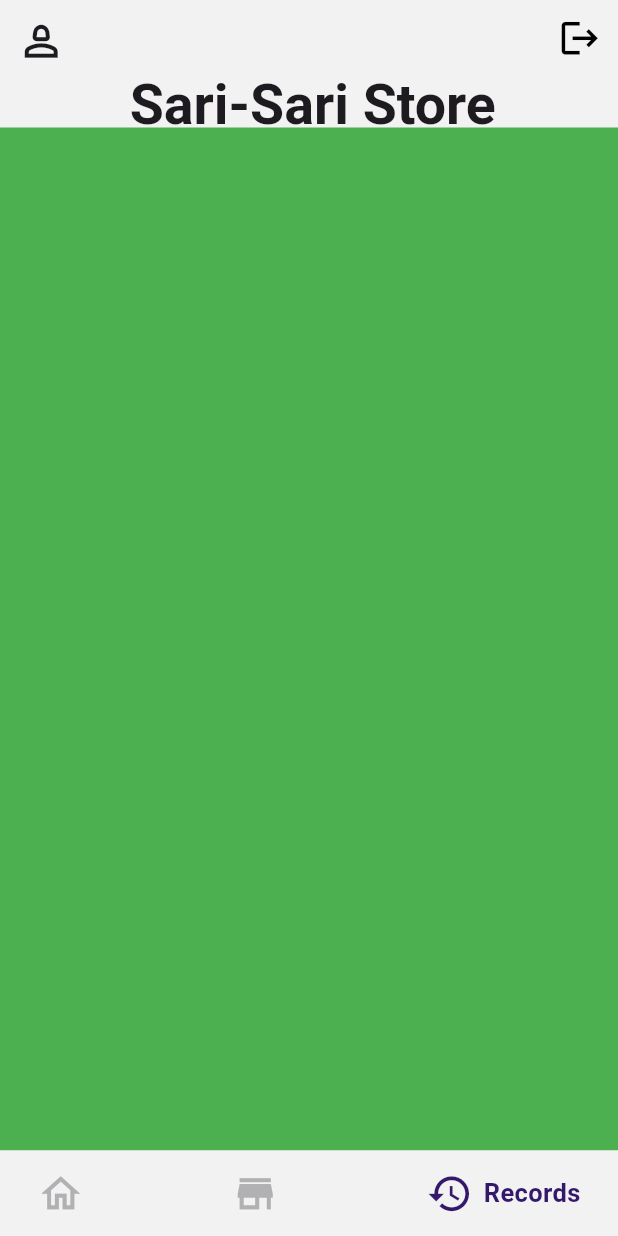
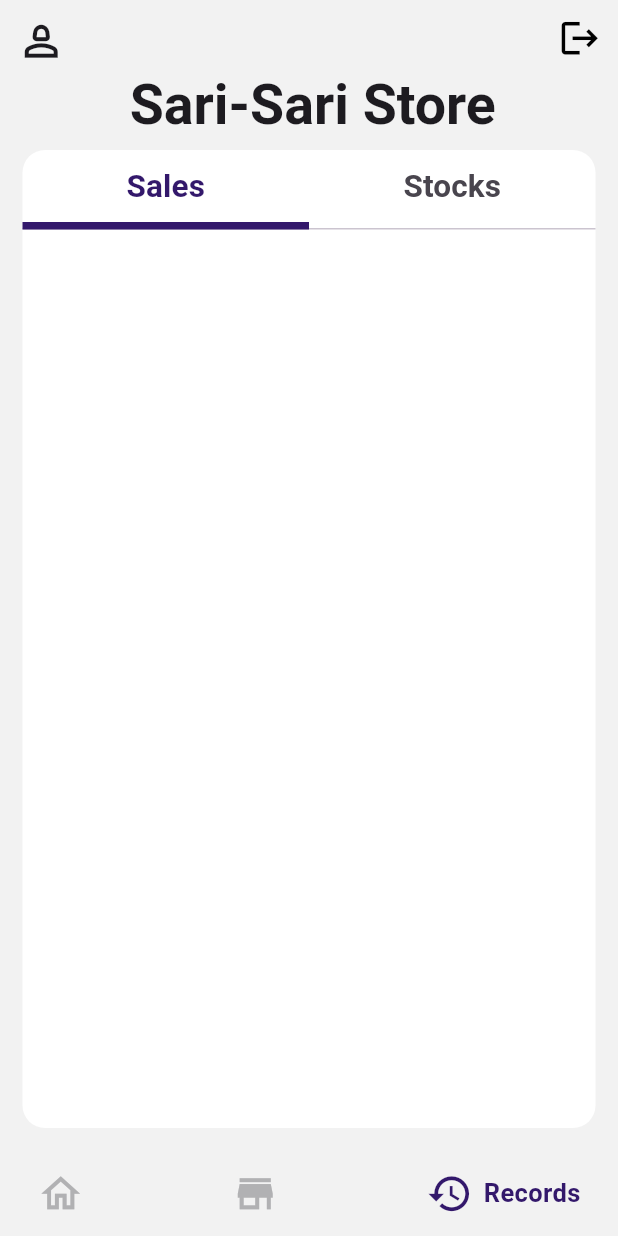
Before and after one commit to jsmrk/mini_store_inventory, a Flutter app: the screen it shows after launch, item 3 of the bottom bar chosen, on a phone screen of 412 x 824 dp. Run offline on Flutter 3.47's test engine with Material 3 defaults, Android fonts, the light colour scheme and no system bars; drawn by our look-alikes of google_nav_bar; our stand-ins replace dropdown_button2.

Commit message:
Records UI done

```diff
--- a/lib/screen/records.dart
+++ b/lib/screen/records.dart
@@ -1,15 +1,53 @@
 import 'package:flutter/material.dart';
 
 import '../widgets/custom_appbar.dart';
+import '../widgets/product_container.dart';
 
 class Records extends StatelessWidget {
   const Records({super.key});
 
   @override
   Widget build(BuildContext context) {
-    return const Scaffold(
-      appBar: CustomAppBar(),
-      backgroundColor: Colors.green,
+    return Scaffold(
+      appBar: const CustomAppBar(),
+      body: Container(
+        margin: const EdgeInsets.all(15),
+        decoration: BoxDecoration(
+          color: Colors.white,
+          borderRadius: BorderRadius.circular(15),
+        ),
+        height: double.infinity,
+        width: double.infinity,
+        child: Container(
+          alignment: Alignment.topLeft,
+          child: const DefaultTabController(
+            length: 5,
+            child: TabBar(
+              indicatorColor: Color(0xFF33186B),
+              labelColor: Color(0xFF33186B),
+              labelPadding: EdgeInsets.all(9),
+              indicatorWeight: 5,
+              indicatorSize: TabBarIndicatorSize.tab,
+              tabs: [
+                Text(
+                  'Sales',
+                  style: TextStyle(
+                    fontSize: 21,
+                    fontWeight: FontWeight.bold,
+                  ),
+                ),
+                Text(
+                  'Stocks',
+                  style: TextStyle(
+                    fontSize: 21,
+                    fontWeight: FontWeight.bold,
+                  ),
+                ),
+              ],
+            ),
+          ),
+        ),
+      ),
     );
   }
 }
```
